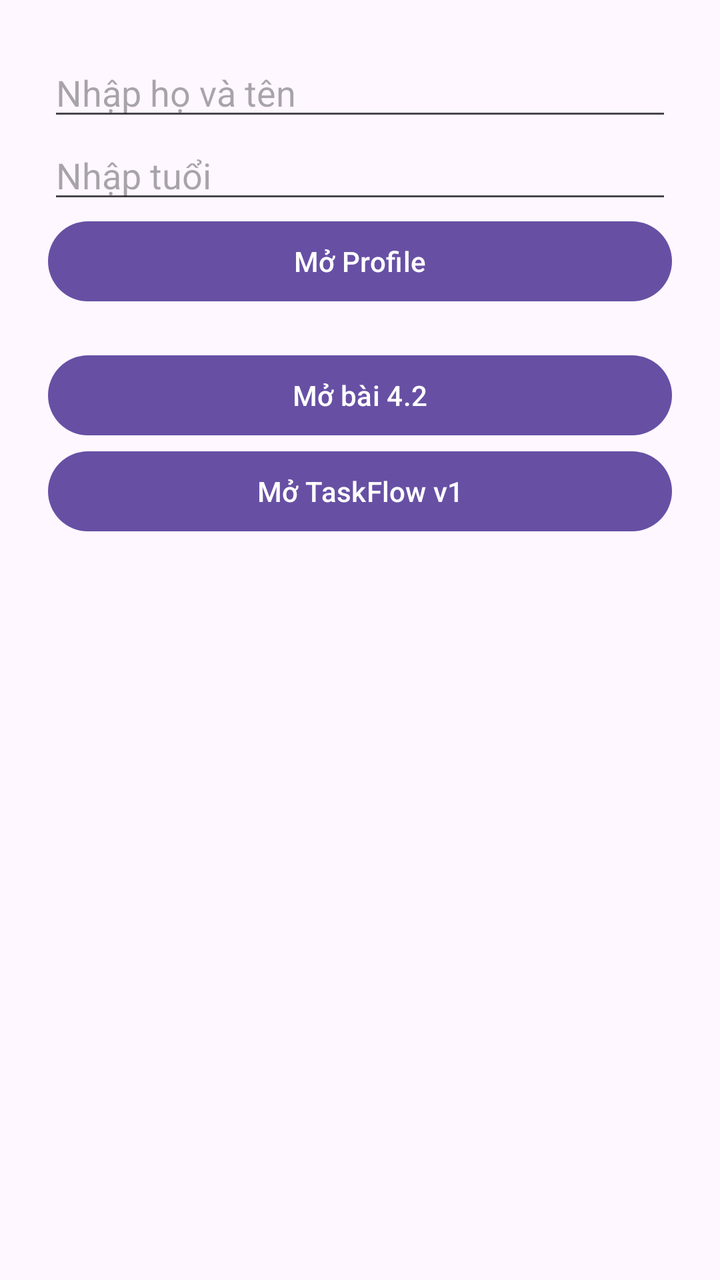
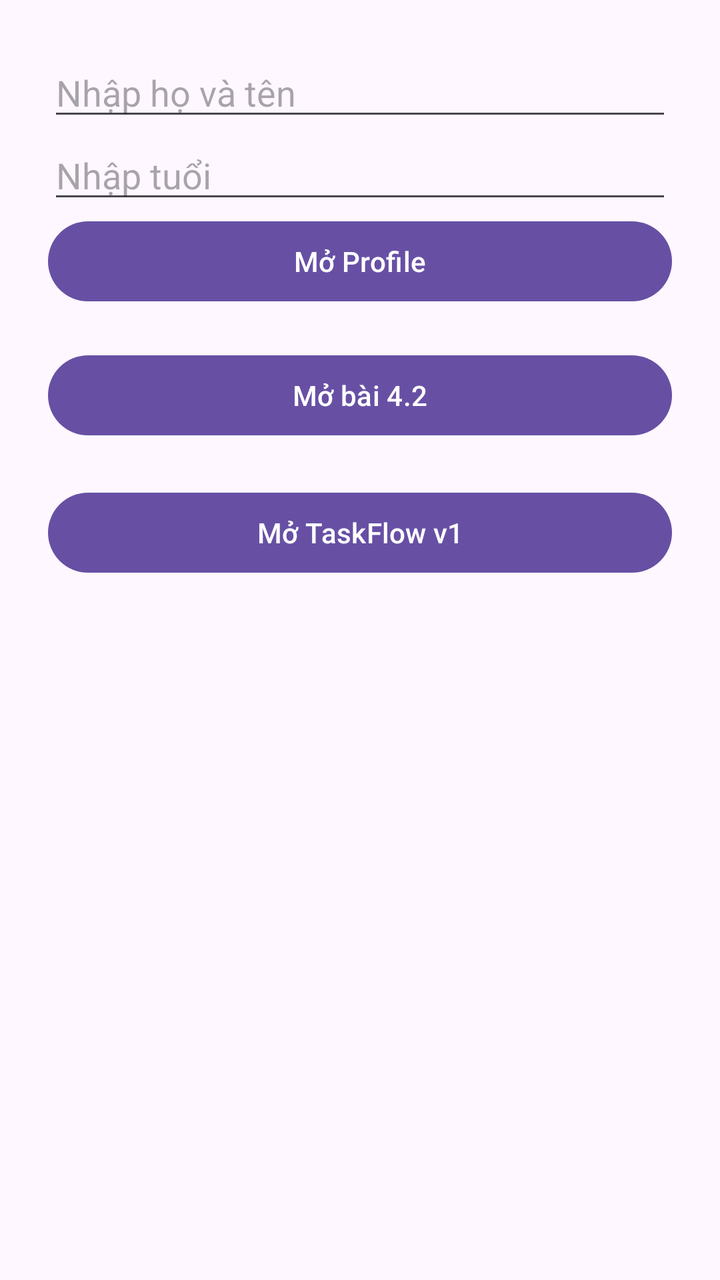

Two renders of the same Android screen: before a commit and after it. Below are the layout's source before the change and the commit's diff.
<!-- AndroidManifest.xml: application theme Theme.TaskFlowTraining -->
<!-- res/layout/activity_main.xml -->
<?xml version="1.0" encoding="utf-8"?>
<LinearLayout xmlns:android="http://schemas.android.com/apk/res/android"
    android:layout_width="match_parent"
    android:layout_height="match_parent"
    android:orientation="vertical"
    android:padding="24dp">

    <EditText
        android:id="@+id/etName"
        android:layout_width="match_parent"
        android:layout_height="wrap_content"
        android:hint="@string/name_hint"
        android:inputType="textPersonName" />

    <EditText
        android:id="@+id/etAge"
        android:layout_width="match_parent"
        android:layout_height="wrap_content"
        android:hint="@string/age_hint"
        android:inputType="number" />

    <Button
        android:id="@+id/btnOpenProfile"
        android:layout_width="match_parent"
        android:layout_height="wrap_content"
        android:text="@string/open_profile" />

    <TextView
        android:id="@+id/tvResult"
        android:layout_width="match_parent"
        android:layout_height="wrap_content" />

    <Button
        android:id="@+id/btnOpenState"
        android:layout_width="match_parent"
        android:layout_height="wrap_content"
        android:text="Mở bài 4.2" />

    <Button
        android:id="@+id/btnOpenTasks"
        android:layout_width="match_parent"
        android:layout_height="wrap_content"
        android:text="Mở TaskFlow v1" />
</LinearLayout>
<!-- resources referenced by this layout -->
<resources>
  <string name="age_hint">Nhập tuổi</string>
  <string name="name_hint">Nhập họ và tên</string>
  <string name="open_profile">Mở Profile</string>
  <style name="Theme.TaskFlowTraining" parent="Base.Theme.TaskFlowTraining" />
  <style name="Base.Theme.TaskFlowTraining" parent="Theme.Material3.DayNight.NoActionBar">
          
          
      </style>
</resources>

<!-- the commit's change to res/layout/activity_main.xml (unified diff, before → after) -->
@@ -31,6 +31,7 @@
         android:layout_height="wrap_content" />
 
     <Button
+        android:layout_marginBottom="10pt"
         android:id="@+id/btnOpenState"
         android:layout_width="match_parent"
         android:layout_height="wrap_content"
